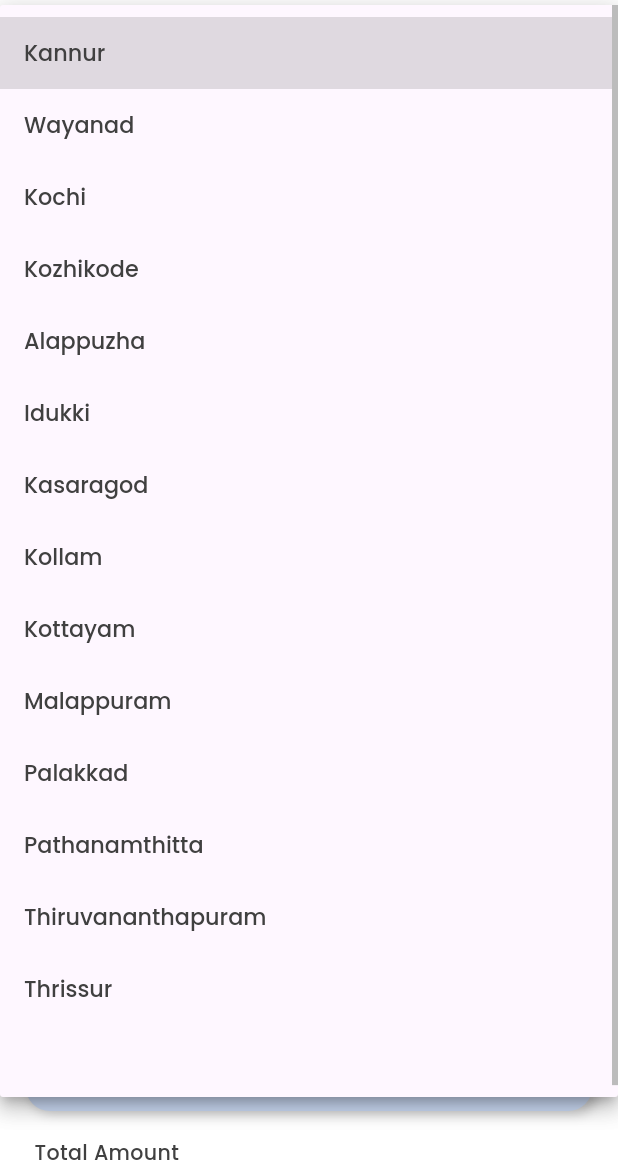
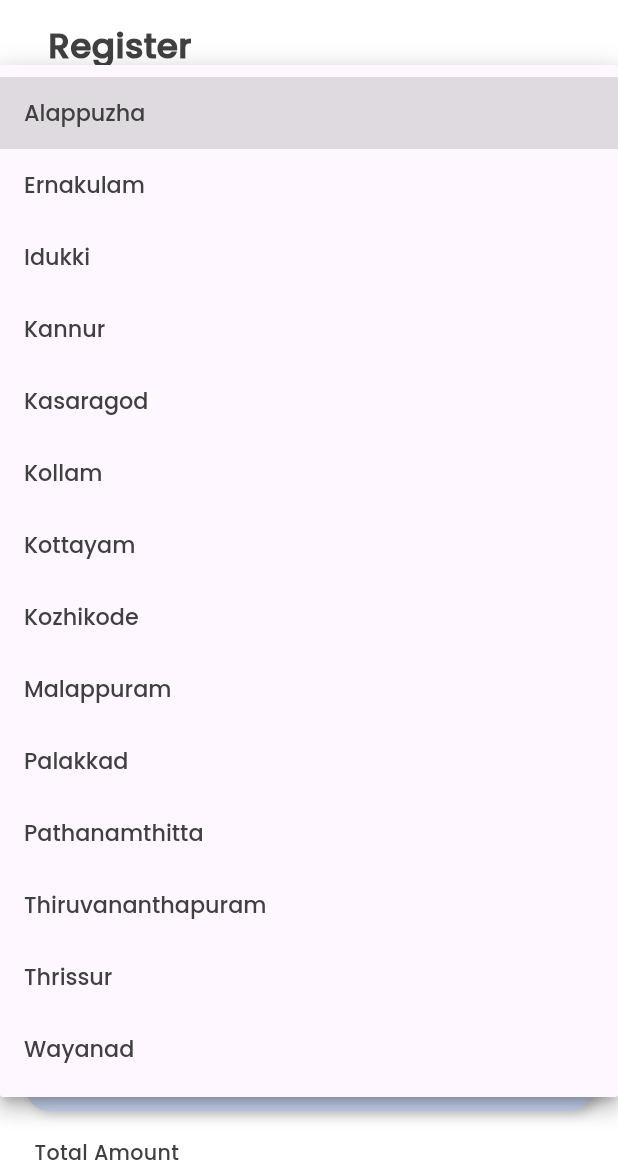
Before and after one commit to pradhul-kariyad/noviindus, a Flutter app: the RegisterPage screen opened directly, after a tap on "Choose your location", on a phone screen of 412 x 824 dp, the part 67-1236 px from its top. Run offline on Flutter 3.47's test engine with Material 3 defaults, Android fonts, the light colour scheme and no system bars; our stand-ins replace flutter_screenutil, shared_preferences; accounts and stored records are empty; network calls fail; Roboto replaces fonts that are missing (Poppinss).

Commit message:
14th commit

```diff
--- a/lib/provider/auth/loginProvider.dart
+++ b/lib/provider/auth/loginProvider.dart
@@ -53,7 +53,7 @@ class LoginProvider extends ChangeNotifier {
               backgroundColor: green,
               content: Center(
                 child: Text(
-                  "Welcome...",
+                  "Welcome",
                   style: TextStyle(color: white, fontFamily: 'Poppins'),
                 ),
               ),
--- a/lib/view/widgets/myForm/locationForm/locationForm.dart
+++ b/lib/view/widgets/myForm/locationForm/locationForm.dart
@@ -15,21 +15,20 @@ class LocationForm extends StatefulWidget {
 
 class _LocationFormState extends State<LocationForm> {
   List<String> locations = [
+    'Alappuzha',
+    'Ernakulam',
+    'Idukki',
     'Kannur',
-    'Wayanad',
-    'Kochi',
-    'Kozhikode',
-    'Alappuzha',
-    'Idukki',
     'Kasaragod',
     'Kollam',
     'Kottayam',
+    'Kozhikode',
     'Malappuram',
     'Palakkad',
     'Pathanamthitta',
     'Thiruvananthapuram',
     'Thrissur',
-    ''
+    'Wayanad',
   ];
   String? selectedLocation;
 
```
